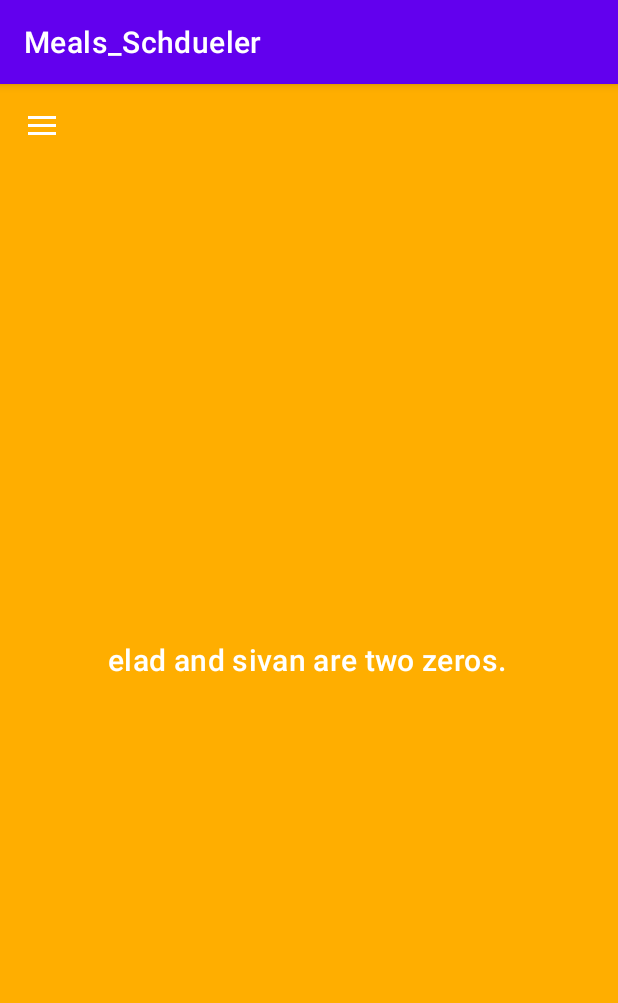
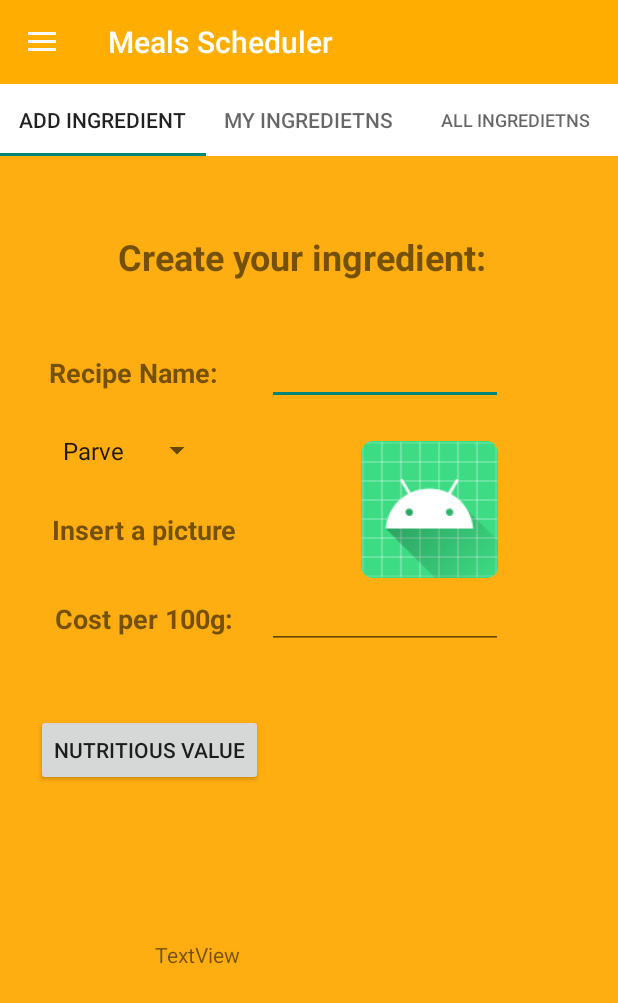
Before and after one commit to Meals-scheduler/Meals_Scheduler, an Android app: the screen it shows after launch (MainActivity), on a phone screen of 412 x 824 dp. Shown: the top 1003 px of the screen. Run offline under Robolectric (Android 15) with nearby library versions, the phone set to English and light mode, and no system bars.

Commit message:
started working on Ingredient Activity

```diff
--- /dev/null
+++ b/Meals_Schdueler2/app/src/main/java/com/example/meals_schdueler/AddIngredientFragment.kt
@@ -0,0 +1,87 @@
+package com.example.meals_schdueler
+
+import android.app.Activity
+import android.os.Bundle
+import android.util.Log
+import android.view.LayoutInflater
+import android.view.View
+import android.view.ViewGroup
+import android.widget.*
+import androidx.fragment.app.Fragment
+
+class AddIngredientFragment : Fragment(), View.OnClickListener, NutritiousDialog.DialogListener  {
+    // mDrawerLayout = findViewById<View>(R.id.drawerLayout) as DrawerLayout
+    lateinit var recipeName: EditText
+    lateinit var typeOfMeal: Spinner
+    var type: String = ""
+    lateinit var nutritiousBtn : Button
+    lateinit var stam : TextView
+
+    override fun onCreateView(
+        inflater: LayoutInflater,
+        container: ViewGroup?,
+        savedInstanceState: Bundle?
+    ): View? {
+        val x = inflater.inflate(R.layout.add_ingredients_layout, null)
+        recipeName = x.findViewById(R.id.editTextRecipeName)
+        typeOfMeal = x.findViewById(R.id.typeOfMealSpinner)
+        nutritiousBtn = x.findViewById(R.id.buttonNutritious)
+        stam=x.findViewById(R.id.textViewStam)
+
+
+
+        nutritiousBtn.setOnClickListener(this)
+        typeOfMeal.onItemSelectedListener = SpinnerActivity(type)
+
+
+        //Toast.makeText(activity, "Toast", Toast.LENGTH_SHORT).show()
+
+        return x
+    }
+
+
+    class SpinnerActivity(var type: String) : Activity(), AdapterView.OnItemSelectedListener {
+
+
+        override fun onItemSelected(parent: AdapterView<*>, view: View?, pos: Int, id: Long) {
+            // An item was selected. You can retrieve the selected item using
+            // parent.getItemAtPosition(pos)
+            type = parent.getItemAtPosition(pos).toString()
+            // Log.v("Elad", "$type")
+            // val activity = view?.context
+//            when (pos) {
+//                0 -> Toast.makeText(activity, "$type", Toast.LENGTH_SHORT).show()
+//                1 -> Toast.makeText(activity, "$type", Toast.LENGTH_SHORT).show()
+//                2 -> Toast.makeText(activity, "$type", Toast.LENGTH_SHORT).show()
+//            }
+        }
+
+        override fun onNothingSelected(parent: AdapterView<*>) {
+            // Another interface callback
+
+
+        }
+    }
+
+    override fun onClick(p0: View?) {
+
+
+        if(p0 == nutritiousBtn){
+            val dialog = NutritiousDialog()
+
+            dialog.show(childFragmentManager,"NutritiousDialog")
+
+
+
+        }
+    }
+
+    override fun applyText(str: String) {
+        Log.v("Elad","easdsad")
+        stam.setText(str)
+        Toast.makeText(context, str, Toast.LENGTH_SHORT).show()
+    }
+
+
+
+   }
--- a/Meals_Schdueler2/app/src/main/java/com/example/meals_schdueler/FirstFragment.kt
+++ b/Meals_Schdueler2/app/src/main/java/com/example/meals_schdueler/AllIngredientsFragment.kt
@@ -8,13 +8,14 @@ import android.widget.TableLayout
 import androidx.fragment.app.Fragment
 import androidx.viewpager.widget.ViewPager
 
-class FirstFragment : Fragment() {
+class AllIngredientsFragment : Fragment() {
     override fun onCreateView(
         inflater: LayoutInflater,
         container: ViewGroup?,
         savedInstanceState: Bundle?
     ): View? {
-        return  inflater.inflate(R.layout.first_layout,null)
+       return  inflater.inflate(R.layout.all_ingredients_layout,null)
     }
 
+
 }
--- a/Meals_Schdueler2/app/src/main/java/com/example/meals_schdueler/TabFragment.kt
+++ b/Meals_Schdueler2/app/src/main/java/com/example/meals_schdueler/IngredientsFragment.kt
@@ -10,7 +10,7 @@ import androidx.fragment.app.FragmentPagerAdapter
 import androidx.viewpager.widget.ViewPager
 import com.google.android.material.tabs.TabLayout
 
-class TabFragment : Fragment() {
+class IngredientsFragment : Fragment() {
     override fun onCreateView(
         inflater: LayoutInflater,
         container: ViewGroup?,
@@ -30,19 +30,19 @@ class TabFragment : Fragment() {
 
         override fun getItem(position: Int): Fragment {
             when(position){
-                0-> return FirstFragment()
-                1-> return SecondFragment()
-                2-> return ThirdFragment()
+                0-> return AddIngredientFragment()
+                1-> return MyIngredientFragment()
+                2-> return AllIngredientsFragment()
             }
-            return FirstFragment()
+            return AddIngredientFragment()
         }
 
 
         override fun getPageTitle(position: Int): CharSequence? {
             when(position){
-                0-> return "First"
-                1-> return "Second"
-                2-> return "Third"
+                0-> return "Add ingredient"
+                1-> return "My ingredietns"
+                2-> return "All ingredietns"
             }
             return null
         }
--- a/Meals_Schdueler2/app/src/main/java/com/example/meals_schdueler/MainActivity.kt
+++ b/Meals_Schdueler2/app/src/main/java/com/example/meals_schdueler/MainActivity.kt
@@ -1,10 +1,11 @@
 package com.example.meals_schdueler
 
 
-import android.os.Build
 import androidx.appcompat.app.AppCompatActivity
 import android.os.Bundle
+import android.util.Log
 import android.view.View
+import android.widget.Toast
 //import android.widget.Toolbar
 import androidx.appcompat.widget.Toolbar
 import androidx.appcompat.app.ActionBarDrawerToggle
@@ -14,18 +15,12 @@ import androidx.fragment.app.FragmentTransaction
 import com.google.android.material.navigation.NavigationView
 
 
-class MainActivity : AppCompatActivity() {
+class MainActivity : AppCompatActivity() , NutritiousDialog.DialogListener{
 
     lateinit var mDrawerLayout: DrawerLayout  // lateinit preventing the object from being null.
     lateinit var nNavigationView: NavigationView
     lateinit var mFragmentManager: FragmentManager
     lateinit var mFragmentTransaction: FragmentTransaction
-
-
-
-
-
-
 
     override fun onCreate(savedInstanceState: Bundle?) {
         super.onCreate(savedInstanceState)
@@ -36,18 +31,18 @@ class MainActivity : AppCompatActivity() {
 
         mFragmentManager = supportFragmentManager
         mFragmentTransaction = mFragmentManager.beginTransaction()
-        mFragmentTransaction.replace(R.id.containerView, TabFragment()).commit()
+        mFragmentTransaction.replace(R.id.containerView, IngredientsFragment()).commit()
 
 
 
-
+        // listener for the navigation
         nNavigationView.setNavigationItemSelectedListener { menuItem ->
             mDrawerLayout.closeDrawers()
 
 
-            if (menuItem.itemId == R.id.nav_item_inbox) {
+            if (menuItem.itemId == R.id.nav_item_ingredients) {
                 val ft = mFragmentManager.beginTransaction()
-                ft.replace(R.id.containerView, TabFragment()).commit()
+                ft.replace(R.id.containerView, IngredientsFragment()).commit()
             }
 
             if (menuItem.itemId == R.id.nav_item_sent) {
@@ -80,7 +75,10 @@ class MainActivity : AppCompatActivity() {
 
     }
 
-
+    override fun applyText(str: String) {
+        Log.v("Elad","HERE MAIN")
+        Toast.makeText(applicationContext, str, Toast.LENGTH_SHORT).show()
+    }
 
 
 }
--- a/Meals_Schdueler2/app/src/main/java/com/example/meals_schdueler/ThirdFragment.kt
+++ b/Meals_Schdueler2/app/src/main/java/com/example/meals_schdueler/MyIngredientFragment.kt
@@ -8,13 +8,13 @@ import android.widget.TableLayout
 import androidx.fragment.app.Fragment
 import androidx.viewpager.widget.ViewPager
 
-class ThirdFragment : Fragment() {
+class MyIngredientFragment : Fragment() {
     override fun onCreateView(
         inflater: LayoutInflater,
         container: ViewGroup?,
         savedInstanceState: Bundle?
     ): View? {
-       return  inflater.inflate(R.layout.third_layout,null)
+        return  inflater.inflate(R.layout.my_ingredients_layout,null)
     }
 
 
--- a/Meals_Schdueler2/app/src/main/java/com/example/meals_schdueler/SecondFragment.kt
+++ /dev/null
@@ -1,21 +0,0 @@
-package com.example.meals_schdueler
-
-import android.os.Bundle
-import android.view.LayoutInflater
-import android.view.View
-import android.view.ViewGroup
-import android.widget.TableLayout
-import androidx.fragment.app.Fragment
-import androidx.viewpager.widget.ViewPager
-
-class SecondFragment : Fragment() {
-    override fun onCreateView(
-        inflater: LayoutInflater,
-        container: ViewGroup?,
-        savedInstanceState: Bundle?
-    ): View? {
-        return  inflater.inflate(R.layout.second_layout,null)
-    }
-
-
-}
--- a/Meals_Schdueler2/app/src/main/res/layout/activity_main.xml
+++ b/Meals_Schdueler2/app/src/main/res/layout/activity_main.xml
@@ -9,14 +9,13 @@
     tools:context=".MainActivity">
 
 
-
     <androidx.appcompat.widget.Toolbar
+        android:id="@+id/toolbar"
         android:layout_width="match_parent"
-        android:layout_height="match_parent"
+        android:layout_height="wrap_content"
         android:background="#FFAE00"
-        android:id="@+id/toolbar"
         android:theme="@style/ThemeOverlay.AppCompat.Dark.ActionBar"
-        app:title="elad and sivan are two zeros.">
+        app:title="Meals Scheduler">
 
     </androidx.appcompat.widget.Toolbar>
 
@@ -27,14 +26,14 @@
         android:layout_height="match_parent"
         android:id="@+id/drawerLayout">
 
-    </androidx.drawerlayout.widget.DrawerLayout>
+
 
     <FrameLayout
         android:layout_width="match_parent"
         android:layout_height="match_parent"
         android:id="@+id/containerView"
-        android:orientation="vertical"
-        ></FrameLayout>
+        android:orientation="vertical"/>
+
 
     <com.google.android.material.navigation.NavigationView
         android:layout_width="wrap_content"
@@ -42,14 +41,9 @@
         android:id="@+id/navView"
         app:menu="@menu/menu_drawer"
         android:layout_marginTop="2dp"
-        android:layout_gravity="start">
-    </com.google.android.material.navigation.NavigationView>
+        android:layout_gravity="start"/>
 
-
-
-
-
-
+    </androidx.drawerlayout.widget.DrawerLayout>
 
 
 
--- /dev/null
+++ b/Meals_Schdueler2/app/src/main/res/layout/add_ingredients_layout.xml
@@ -0,0 +1,139 @@
+<?xml version="1.0" encoding="utf-8"?>
+<androidx.constraintlayout.widget.ConstraintLayout
+    xmlns:android="http://schemas.android.com/apk/res/android"
+    xmlns:app="http://schemas.android.com/apk/res-auto"
+    xmlns:tools="http://schemas.android.com/tools"
+    android:layout_width="match_parent"
+    android:layout_height="match_parent"
+    android:background="#FFAE11">
+
+    <TextView
+        android:id="@+id/textViewTitle"
+        android:layout_width="355dp"
+        android:layout_height="46dp"
+        android:gravity="center"
+        android:text="Create your ingredient:"
+        android:textSize="24dp"
+        android:textStyle="bold"
+        app:layout_constraintBottom_toBottomOf="parent"
+        app:layout_constraintEnd_toEndOf="parent"
+        app:layout_constraintHorizontal_bias="0.424"
+        app:layout_constraintStart_toStartOf="parent"
+        app:layout_constraintTop_toTopOf="parent"
+        app:layout_constraintVertical_bias="0.065" />
+
+    <TextView
+        android:id="@+id/nameOfRecipe"
+        android:layout_width="178dp"
+        android:layout_height="45dp"
+        android:layout_marginTop="32dp"
+        android:gravity="center"
+        android:text="Recipe Name:"
+        android:textSize="18dp"
+        android:textStyle="bold"
+        app:layout_constraintEnd_toEndOf="parent"
+        app:layout_constraintHorizontal_bias="0.0"
+        app:layout_constraintStart_toStartOf="parent"
+        app:layout_constraintTop_toBottomOf="@+id/textViewTitle" />
+
+    <EditText
+        android:id="@+id/editTextRecipeName"
+        android:layout_width="157dp"
+        android:layout_height="44dp"
+        android:layout_marginTop="32dp"
+        android:ems="10"
+        android:inputType="textPersonName"
+        app:layout_constraintEnd_toEndOf="parent"
+        app:layout_constraintHorizontal_bias="0.0"
+        app:layout_constraintStart_toEndOf="@+id/nameOfRecipe"
+        app:layout_constraintTop_toBottomOf="@+id/textViewTitle" />
+
+    <Spinner
+        android:id="@+id/typeOfMealSpinner"
+        android:layout_width="108dp"
+        android:layout_height="42dp"
+        android:layout_marginTop="8dp"
+        android:entries="@array/Type"
+        android:gravity="center"
+        app:layout_constraintEnd_toEndOf="parent"
+        app:layout_constraintHorizontal_bias="0.112"
+        app:layout_constraintStart_toStartOf="parent"
+        app:layout_constraintTop_toBottomOf="@+id/nameOfRecipe" />
+
+    <TextView
+        android:id="@+id/textViewPic"
+        android:layout_width="144dp"
+        android:layout_height="47dp"
+        android:layout_marginTop="8dp"
+        android:gravity="center"
+        android:text="Insert a picture"
+        android:textSize="18dp"
+        android:textStyle="bold"
+        app:layout_constraintEnd_toEndOf="parent"
+        app:layout_constraintHorizontal_bias="0.089"
+        app:layout_constraintStart_toStartOf="parent"
+        app:layout_constraintTop_toBottomOf="@+id/typeOfMealSpinner" />
+
+    <TextView
+        android:id="@+id/textViewCost"
+        style="@style/Animation.Design.BottomSheetDialog"
+        android:layout_width="144dp"
+        android:layout_height="47dp"
+        android:layout_marginTop="12dp"
+        android:text="Cost per 100g:"
+        android:gravity="center"
+        android:textSize="18dp"
+        android:textStyle="bold"
+        app:layout_constraintEnd_toEndOf="parent"
+        app:layout_constraintHorizontal_bias="0.089"
+        app:layout_constraintStart_toStartOf="parent"
+        app:layout_constraintTop_toBottomOf="@+id/textViewPic" />
+
+    <ImageView
+        android:id="@+id/imageViewPic"
+        android:layout_width="98dp"
+        android:layout_height="91dp"
+        android:layout_marginTop="24dp"
+        android:src="@mipmap/ic_launcher"
+        android:visibility="visible"
+        app:layout_constraintEnd_toEndOf="parent"
+        app:layout_constraintHorizontal_bias="0.475"
+        app:layout_constraintStart_toEndOf="@+id/textViewPic"
+        app:layout_constraintTop_toBottomOf="@+id/editTextRecipeName"
+        tools:srcCompat="@tools:sample/avatars" />
+
+    <EditText
+        android:id="@+id/editTextTextCost"
+        android:layout_width="157dp"
+        android:layout_height="43dp"
+        android:layout_marginTop="4dp"
+        android:ems="10"
+        android:inputType="numberDecimal"
+        app:layout_constraintEnd_toEndOf="parent"
+        app:layout_constraintHorizontal_bias="0.116"
+        app:layout_constraintStart_toEndOf="@+id/textViewCost"
+        app:layout_constraintTop_toBottomOf="@+id/imageViewPic" />
+
+    <Button
+        android:id="@+id/buttonNutritious"
+        android:layout_width="wrap_content"
+        android:layout_height="wrap_content"
+        android:layout_marginStart="24dp"
+        android:layout_marginTop="40dp"
+        android:text="Nutritious Value"
+        app:layout_constraintStart_toStartOf="parent"
+        app:layout_constraintTop_toBottomOf="@+id/textViewCost" />
+
+    <TextView
+        android:id="@+id/textViewStam"
+        android:layout_width="246dp"
+        android:layout_height="92dp"
+        android:text="TextView"
+        app:layout_constraintBottom_toBottomOf="parent"
+        app:layout_constraintEnd_toEndOf="parent"
+        app:layout_constraintHorizontal_bias="0.624"
+        app:layout_constraintStart_toStartOf="parent"
+        app:layout_constraintTop_toBottomOf="@+id/buttonNutritious"
+        app:layout_constraintVertical_bias="0.495" />
+
+</androidx.constraintlayout.widget.ConstraintLayout>
--- a/Meals_Schdueler2/app/src/main/res/layout/first_layout.xml
+++ b/Meals_Schdueler2/app/src/main/res/layout/my_ingredients_layout.xml
@@ -6,7 +6,7 @@
     <TextView
         android:layout_width="wrap_content"
         android:layout_height="wrap_content"
-        android:text="First \nFragment"
+        android:text="Second \nFragment"
         android:textColor="@color/black"
         android:textSize="30sp"
         android:layout_marginTop="55dp"
@@ -14,5 +14,4 @@
         android:layout_centerHorizontal="true"/>
 
 
-
 </RelativeLayout>
--- a/Meals_Schdueler2/app/src/main/res/layout/tab_layout.xml
+++ b/Meals_Schdueler2/app/src/main/res/layout/tab_layout.xml
@@ -10,7 +10,7 @@
         android:layout_width="match_parent"
         android:layout_height="wrap_content"
         android:id="@+id/tabs"
-        android:background="@color/black">
+        android:background="@color/white">
 
     </com.google.android.material.tabs.TabLayout>
 
--- a/Meals_Schdueler2/app/src/main/res/menu/menu_drawer.xml
+++ b/Meals_Schdueler2/app/src/main/res/menu/menu_drawer.xml
@@ -2,8 +2,8 @@
 <menu xmlns:android="http://schemas.android.com/apk/res/android">
 
     <item
-        android:title="Inbox"
-        android:id="@+id/nav_item_inbox"
+        android:title="Ingredients"
+        android:id="@+id/nav_item_ingredients"
         android:icon="@drawable/ic_launcher_foreground"/>
 
     <item
--- a/Meals_Schdueler2/app/src/main/res/values/strings.xml
+++ b/Meals_Schdueler2/app/src/main/res/values/strings.xml
@@ -1,3 +1,10 @@
 <resources>
     <string name="app_name">Meals_Schdueler</string>
+    <string-array name="Type">
+        <item>Parve</item>
+        <item>Meat</item>
+        <item>Dairy</item>
+    </string-array>
+
+
 </resources>
--- a/Meals_Schdueler2/app/src/main/res/values/themes.xml
+++ b/Meals_Schdueler2/app/src/main/res/values/themes.xml
@@ -1,6 +1,7 @@
 <resources xmlns:tools="http://schemas.android.com/tools">
     <!-- Base application theme. -->
-    <style name="Theme.Meals_Schdueler" parent="Theme.MaterialComponents.DayNight.DarkActionBar">
+    <style name="Theme.Meals_Schdueler" parent="Theme.AppCompat.DayNight.NoActionBar">
+        <!-- -Theme.MaterialComponents.DayNight.DarkActionBar .-->
         <!-- Primary brand color. -->
         <item name="colorPrimary">@color/purple_500</item>
         <item name="colorPrimaryVariant">@color/purple_700</item>
```
Also changed, not shown: Meals_Schdueler2/app/src/main/java/com/example/meals_schdueler/NutritiousDialog.kt (added, +62 -0 lines), Meals_Schdueler2/app/src/main/res/layout/nutritious_dialog.xml (added, +83 -0 lines), Meals_Schdueler2/app/src/main/res/layout/second_layout.xml (deleted, +0 -18 lines), Meals_Schdueler2/app/src/main/res/layout/all_ingredients_layout.xml (renamed from Meals_Schdueler2/app/src/main/res/layout/third_layout.xml), 1 other file.
